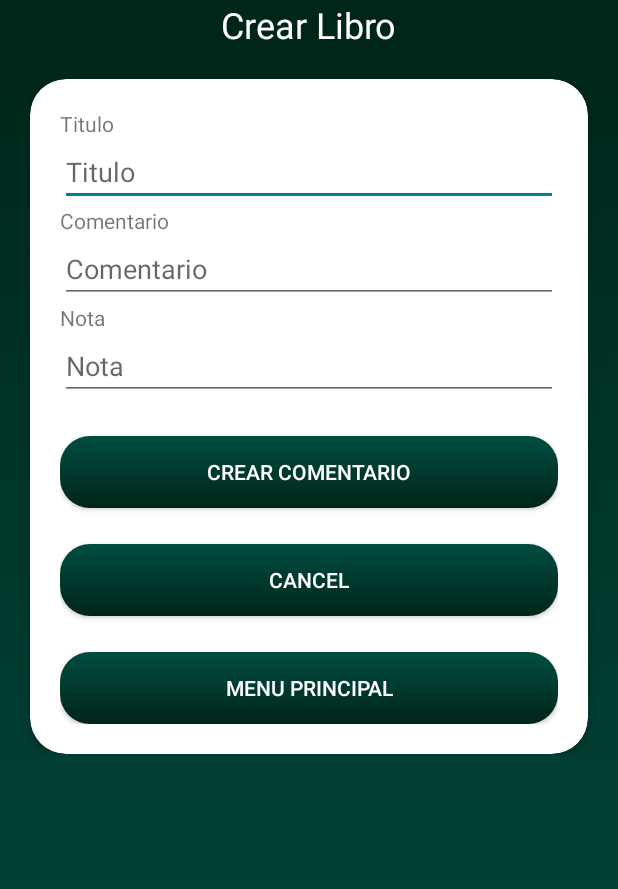
After one commit to anacortutau/Book-Lovers-App, an Android app: the CreateCommentActivity screen opened directly, with no data from a screen before it, on a phone screen of 412 x 824 dp. The commit adds this screen. Shown: the top 889 px of the screen. Run offline under Robolectric (Android 15) with nearby library versions, the phone set to English and light mode, and no system bars.

Commit message:
Creacion del listado y detalle de comentarios.

```diff
--- a/app/src/main/AndroidManifest.xml
+++ b/app/src/main/AndroidManifest.xml
@@ -12,7 +12,9 @@
         android:supportsRtl="true"
         android:theme="@style/AppTheme"
         android:usesCleartextTraffic="true">
-        <activity android:name=".ui.CommentDetailActivity"></activity>
+        <activity android:name=".ui.ListCommentsActivity"></activity>
+        <activity android:name=".ui.CreateCommentActivity" />
+        <activity android:name=".ui.CommentDetailActivity" />
         <activity android:name=".ui.BookDetailsActivity" />
         <activity android:name=".ui.ListBookActivity" />
         <activity android:name=".ui.CreateBookActivity" />
--- /dev/null
+++ b/app/src/main/java/com/anuki/book_lovers_app/ui/CreateCommentActivity.java
@@ -0,0 +1,153 @@
+package com.anuki.book_lovers_app.ui;
+
+import androidx.appcompat.app.AppCompatActivity;
+
+import android.content.Intent;
+import android.os.Bundle;
+import android.util.Log;
+import android.view.View;
+import android.widget.Button;
+import android.widget.EditText;
+import android.widget.Toast;
+
+import com.anuki.book_lovers_app.R;
+import com.anuki.book_lovers_app.model.Book;
+import com.anuki.book_lovers_app.model.Comment;
+import com.anuki.book_lovers_app.shared.SharedResources;
+import com.anuki.book_lovers_app.web_client.WebService;
+import com.anuki.book_lovers_app.web_client.WebServiceApi;
+
+import java.util.List;
+
+import retrofit2.Call;
+import retrofit2.Callback;
+import retrofit2.Response;
+
+public class CreateCommentActivity extends AppCompatActivity {
+
+    private EditText etTitle;
+    private EditText etComment;
+    private EditText etNote;
+    private Button btCreate;
+    private Button btCancel;
+    private Button btMenu;
+    private Comment comment;
+    private Book book;
+
+    @Override
+    protected void onCreate(Bundle savedInstanceState) {
+        super.onCreate(savedInstanceState);
+        setContentView(R.layout.activity_create_comment);
+
+        setUpView();
+    }
+
+    private void setUpView(){
+
+        etTitle = findViewById(R.id.etTitleComment);
+        etComment = findViewById(R.id.etCommentComment);
+        etNote = findViewById(R.id.etNoteComment);
+
+        btCreate = findViewById(R.id.btCreateComment);
+        btCancel = findViewById(R.id.btCancel);
+        btMenu = findViewById(R.id.btMenu);
+
+        btCreate.setOnClickListener(new View.OnClickListener() {
+            @Override
+            public void onClick(View v) {
+                createCommentCheck();
+            }
+        });
+
+        btCancel.setOnClickListener(new View.OnClickListener() {
+            @Override
+            public void onClick(View v) {
+                cleanForm();
+            }
+        });
+
+        btMenu.setOnClickListener(new View.OnClickListener() {
+            @Override
+            public void onClick(View v) {
+                startActivity(new Intent(getApplicationContext(), MenuActivity.class));
+            }
+        });
+    }
+
+    private void cleanForm() {
+        etTitle.setText(null);
+        etComment.setText(null);
+        etNote.setText(null);
+        etTitle.requestFocus();
+    }
+
+    private void createCommentCheck(){
+        String titleString = etTitle.getText().toString().trim();
+        String commentString = etComment.getText().toString().trim();
+        String noteString = etNote.getText().toString().trim();
+
+        if(titleString.isEmpty()){
+            etTitle.setError(getResources().getString(R.string.title_error));
+            etTitle.requestFocus();
+            return;
+        }
+
+        if(commentString.isEmpty()){
+            etComment.setError(getResources().getString(R.string.comment_error));
+            etComment.requestFocus();
+            return;
+        }
+
+        if(noteString.isEmpty()){
+            etNote.setError(getResources().getString(R.string.note_error));
+            etNote.requestFocus();
+            return;
+        }
+
+        comment = new Comment();
+        comment.setTitle(titleString);
+        comment.setComment(commentString);
+        comment.setNote(Integer.parseInt(noteString));
+        createComment();
+    }
+
+    private void createComment() {
+        String token = SharedResources.getInstance(getApplicationContext()).getUser().getToken();
+        String authHeader = "Bearer " + token;
+
+        Intent intent = getIntent();
+        if(intent.getExtras() !=null){
+            book = (Book) intent.getSerializableExtra("book");
+
+            Call<Comment> call = WebService
+                    .getInstance()
+                    .createService(WebServiceApi.class)
+                    .createComment(comment, authHeader, book.getId());
+
+            call.enqueue(new Callback<Comment>() {
+                @Override
+                public void onResponse(Call<Comment> call, Response<Comment> response) {
+                    if(response.code() == 201){
+
+                        Toast.makeText(CreateCommentActivity.this, "El comentario se ha creado correctamente", Toast.LENGTH_LONG).show();
+                        Log.d("TAG1", "Comentario creado " + " id " + response.body().getId()
+                                + " titulo: " + response.body().getTitle());
+                        startActivity(new Intent(getApplicationContext(), ListCommentsActivity.class).putExtra("book", book));
+                    }else{
+                        Log.d("TAG1", "Error Desconocido");
+                    }
+                }
+
+                @Override
+                public void onFailure(Call<Comment> call, Throwable t) {
+                    Log.d("TAG1", "Error Desconocido");
+                }
+            });
+        }
+
+
+
+
+
+    }
+}
--- a/app/src/main/java/com/anuki/book_lovers_app/ui/ListBookActivity.java
+++ b/app/src/main/java/com/anuki/book_lovers_app/ui/ListBookActivity.java
@@ -77,6 +77,6 @@ public class ListBookActivity extends AppCompatActivity implements BookAdapter.C
 
     @Override
     public void ClickedBook(Book book) {
-        startActivity(new Intent(this,BookDetailsActivity.class).putExtra("data", book));
+        startActivity(new Intent(this,BookDetailsActivity.class).putExtra("book", book));
     }
 }
--- a/app/src/main/java/com/anuki/book_lovers_app/ui/SignUpActivity.java
+++ b/app/src/main/java/com/anuki/book_lovers_app/ui/SignUpActivity.java
@@ -133,8 +133,8 @@ public class SignUpActivity extends AppCompatActivity {
     protected void onStart(){
         super.onStart();
         if(SharedResources.getInstance(this).isLoggedIn()){
-            Log.d("TAG1", "Usuario logado, enviando a Profile Activity");
-            startActivity(new Intent(getApplicationContext(), ProfileActivity.class));
+            Log.d("TAG1", "Usuario logado, enviando a Menu Activity");
+            startActivity(new Intent(getApplicationContext(), MenuActivity.class));
         }
     }
 }
--- a/app/src/main/java/com/anuki/book_lovers_app/web_client/WebServiceApi.java
+++ b/app/src/main/java/com/anuki/book_lovers_app/web_client/WebServiceApi.java
@@ -35,6 +35,9 @@ public interface WebServiceApi {
     @GET("/book-lovers/books")
     Call<List<Book>> getAllBook(@Header("Authorization")String authHeader);
 
-    @GET("/book-lovers/books/{id}")
+    @GET("/book-lovers/books/{id}/comments")
     Call<List<Comment>> getAllCommentsByBookId(@Header("Authorization")String authHeader, @Path("id") Integer id );
+
+    @POST("/book-lovers/books/{id}/comments")
+    Call<Comment> createComment(@Body Comment comment, @Header("Authorization")String authHeader, @Path("id") Integer id );
 }
--- /dev/null
+++ b/app/src/main/res/layout/activity_create_comment.xml
@@ -0,0 +1,108 @@
+<?xml version="1.0" encoding="utf-8"?>
+<ScrollView xmlns:android="http://schemas.android.com/apk/res/android"
+    xmlns:app="http://schemas.android.com/apk/res-auto"
+    xmlns:tools="http://schemas.android.com/tools"
+    android:layout_width="match_parent"
+    android:layout_height="match_parent"
+    android:background="@drawable/gradient"
+    tools:context=".ui.CreateCommentActivity">
+
+    <RelativeLayout
+        android:layout_width="match_parent"
+        android:layout_height="match_parent">
+
+        <TextView
+            android:id="@+id/textView"
+            android:layout_width="wrap_content"
+            android:layout_height="wrap_content"
+            android:layout_below="@+id/imageView"
+            android:layout_centerHorizontal="true"
+            android:text="@string/createBook"
+            android:textColor="@color/colorWhite"
+            android:textSize="24dp"/>
+
+        <androidx.cardview.widget.CardView
+            android:id="@+id/cardView"
+            android:layout_width="match_parent"
+            android:layout_height="wrap_content"
+            android:layout_below="@+id/textView"
+            android:layout_marginLeft="20dp"
+            android:layout_marginRight="20dp"
+            android:layout_marginTop="20dp"
+            android:padding="20dp"
+            app:cardCornerRadius="24dp"
+            app:cardElevation="4dp">
+
+            <LinearLayout
+                android:orientation="vertical"
+                android:padding="20dp"
+                android:layout_width="match_parent"
+                android:layout_height="wrap_content">
+
+                <TextView
+                    android:layout_width="wrap_content"
+                    android:layout_height="wrap_content"
+                    android:text="@string/title"/>
+
+                <EditText
+                    android:id="@+id/etTitleComment"
+                    android:hint="@string/title"
+                    android:layout_width="match_parent"
+                    android:layout_height="wrap_content" />
+
+                <TextView
+                    android:layout_width="wrap_content"
+                    android:layout_height="wrap_content"
+                    android:text="@string/comment"/>
+
+                <EditText
+                    android:id="@+id/etCommentComment"
+                    android:hint="@string/comment"
+                    android:layout_width="match_parent"
+                    android:layout_height="wrap_content" />
+
+                <TextView
+                    android:layout_width="wrap_content"
+                    android:layout_height="wrap_content"
+                    android:text="@string/nota"/>
+
+                <EditText
+                    android:id="@+id/etNoteComment"
+                    android:hint="@string/nota"
+                    android:inputType="number"
+                    android:layout_width="match_parent"
+                    android:layout_height="wrap_content" />
+
+                <Button
+                    android:id="@+id/btCreateComment"
+                    android:layout_marginTop="24dp"
+                    android:background="@drawable/gradient_bt"
+                    android:text="@string/createComment"
+                    android:textColor="@color/colorWhite"
+                    android:layout_width="match_parent"
+                    android:layout_height="wrap_content" />
+
+                <Button
+                    android:id="@+id/btCancel"
+                    android:layout_marginTop="24dp"
+                    android:background="@drawable/gradient_bt"
+                    android:text="@string/cancel"
+                    android:textColor="@color/colorWhite"
+                    android:layout_width="match_parent"
+                    android:layout_height="wrap_content" />
+
+                <Button
+                    android:id="@+id/btMenu"
+                    android:layout_marginTop="24dp"
+                    android:background="@drawable/gradient_bt"
+                    android:text="@string/menuPrincipal"
+                    android:textColor="@color/colorWhite"
+                    android:layout_width="match_parent"
+                    android:layout_height="wrap_content" />
+
+            </LinearLayout>
+        </androidx.cardview.widget.CardView>
+
+    </RelativeLayout>
+
+</ScrollView>
--- a/app/src/main/res/values/strings.xml
+++ b/app/src/main/res/values/strings.xml
@@ -38,8 +38,14 @@
     <string name="sinopsis_error">La sinopsis no puede estar vacia</string>
     <string name="theme_error">El tema no puede estar vacio</string>
     <string name="note">nota</string>
-    <string name="comments">Comments</string>
+    <string name="comments">Create Comment</string>
     <string name="returnToBookDetail">Volver al Libro</string>
+    <string name="comment">Comentario</string>
+    <string name="nota">Nota</string>
+    <string name="createComment">Crear Comentario</string>
+    <string name="comment_error">El cuerpo del comentario es necesario, introduzca uno, por favor</string>
+    <string name="note_error">Es necesario introducir una nota</string>
+    <string name="list_comments">List Comments</string>
 
     <string-array name="themes">
         <item>TERROR</item>
```
Also changed, not shown: app/src/main/java/com/anuki/book_lovers_app/model/Book.java (+12 -1 lines), app/src/main/java/com/anuki/book_lovers_app/model/Comment.java (+4 -4 lines), app/src/main/java/com/anuki/book_lovers_app/model/CommentAdapter.java (+3 -4 lines), app/src/main/java/com/anuki/book_lovers_app/ui/BookDetailsActivity.java (+31 -54 lines), app/src/main/java/com/anuki/book_lovers_app/ui/CommentDetailActivity.java (+11 -2 lines), app/src/main/java/com/anuki/book_lovers_app/ui/ListCommentsActivity.java (added, +93 -0 lines), app/src/main/res/layout/activity_book_details.xml (+44 -35 lines), app/src/main/res/layout/activity_comment_detail.xml (+7 -0 lines), app/src/main/res/layout/activity_list_comments.xml (added, +33 -0 lines), app/src/main/res/layout/row_comment.xml (+11 -9 lines).
